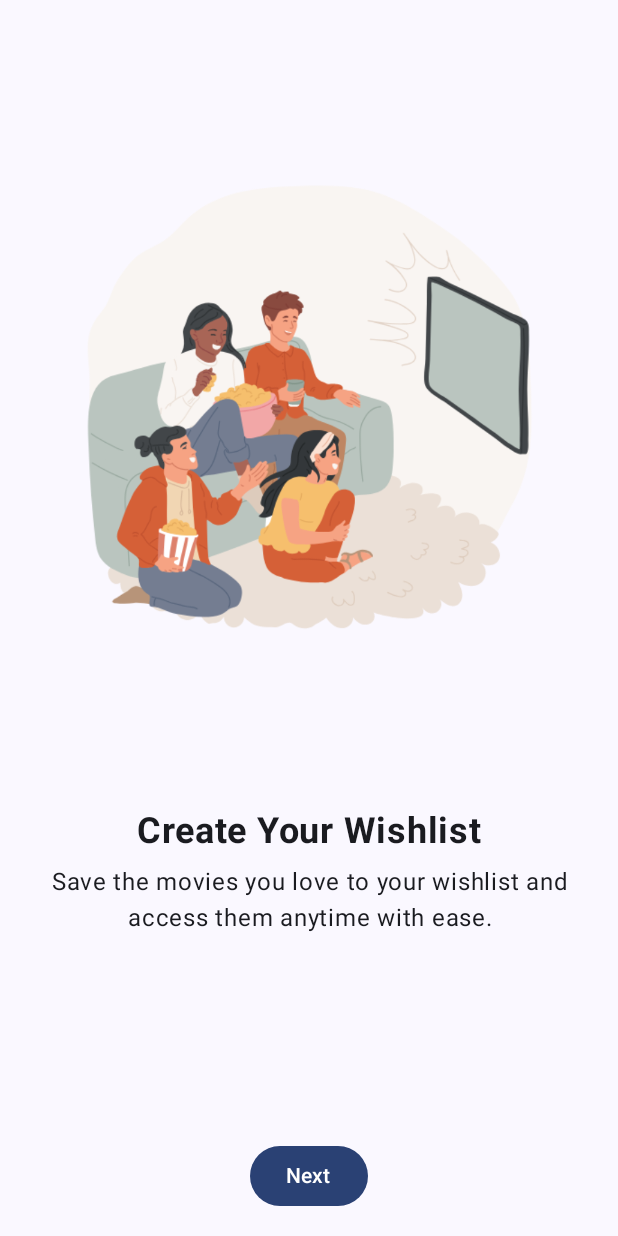
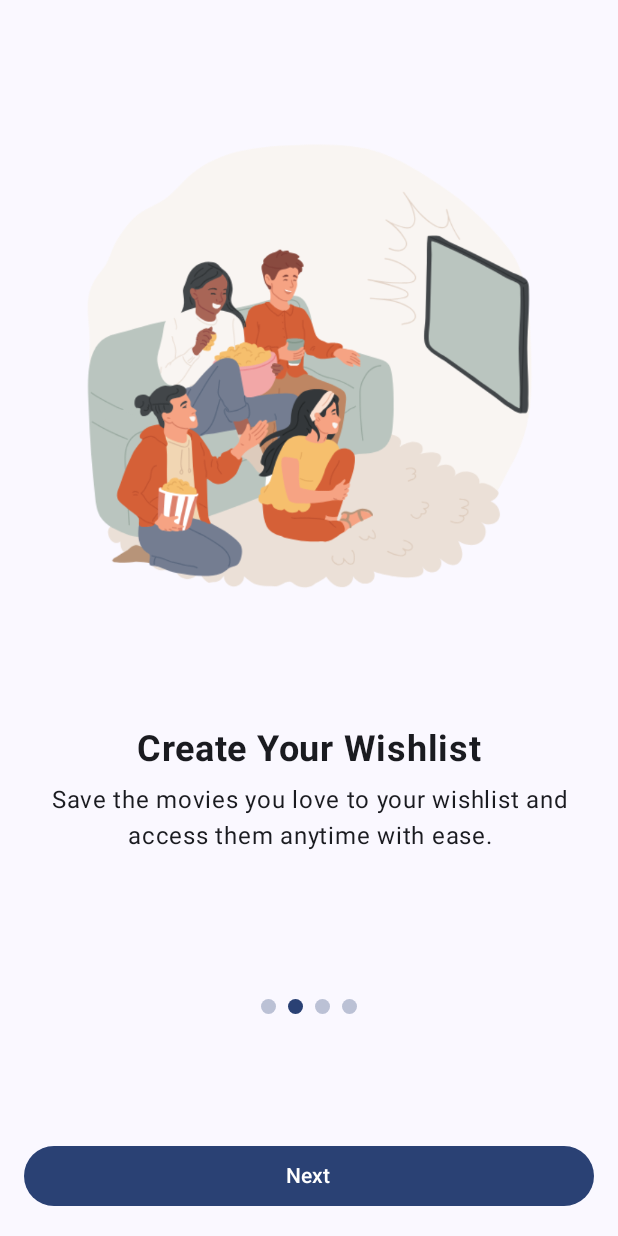
Before and after one commit to BartugKaan/MoviesApp, an Android app built with Jetpack Compose: the composable OnboardingScreen shown on its own in the app's theme, after a tap on "Next", on a phone screen of 412 x 824 dp. Run offline under Robolectric (Android 15) with nearby library versions, the phone set to English and light mode, and no system bars; network calls fail; 2 statements that could not run were skipped.

Commit message:
update: OnboardingScreen UI change

```diff
--- a/app/src/main/java/com/example/moviesapp/ui/screens/OnboardingScreen.kt
+++ b/app/src/main/java/com/example/moviesapp/ui/screens/OnboardingScreen.kt
@@ -2,43 +2,33 @@ package com.example.moviesapp.ui.screens
 
 import androidx.compose.foundation.ExperimentalFoundationApi
 import androidx.compose.foundation.Image
-import androidx.compose.foundation.layout.Arrangement
-import androidx.compose.foundation.layout.Column
-import androidx.compose.foundation.layout.fillMaxSize
-import androidx.compose.foundation.layout.fillMaxWidth
-import androidx.compose.foundation.layout.padding
-import androidx.compose.foundation.layout.size
+import androidx.compose.foundation.background
+import androidx.compose.foundation.layout.*
 import androidx.compose.foundation.pager.HorizontalPager
 import androidx.compose.foundation.pager.rememberPagerState
-import androidx.compose.material3.Button
-import androidx.compose.material3.Scaffold
-import androidx.compose.material3.Text
-import androidx.compose.runtime.Composable
-import androidx.compose.runtime.mutableStateOf
-import androidx.compose.runtime.remember
-import androidx.compose.runtime.rememberCoroutineScope
+import androidx.compose.foundation.shape.CircleShape
+import androidx.compose.material3.*
+import androidx.compose.runtime.*
 import androidx.compose.ui.Alignment
 import androidx.compose.ui.Modifier
 import androidx.compose.ui.res.painterResource
-import androidx.compose.ui.text.font.FontWeight
 import androidx.compose.ui.text.style.TextAlign
 import androidx.compose.ui.tooling.preview.Preview
 import androidx.compose.ui.unit.dp
-import androidx.compose.ui.unit.sp
+import androidx.navigation.NavController
 import com.example.moviesapp.R
 import com.example.moviesapp.data.entity.OnboardingCardData
 import com.example.moviesapp.ui.components.OnboardingCardContent
+import com.example.moviesapp.ui.components.OnboardingCardWithTf
 import com.example.moviesapp.ui.theme.MoviesAppTheme
 import kotlinx.coroutines.launch
 
-
-
-
 @OptIn(ExperimentalFoundationApi::class)
 @Composable
-fun OnboardingScreen() {
-    val pagerState = rememberPagerState(pageCount = { 3 })
+fun OnboardingScreen(navController: NavController) {
+    val pagerState = rememberPagerState(pageCount = { 4 })
     val coroutineScope = rememberCoroutineScope()
+
     val onboardingCards = listOf(
         OnboardingCardData(
             imageResource = R.drawable.onboarding1,
@@ -57,49 +47,62 @@ fun OnboardingScreen() {
         )
     )
 
-
-    Scaffold { paddingValues ->
     Column(
-            modifier = Modifier
-                .fillMaxSize()
-                .padding(paddingValues),
-            verticalArrangement = Arrangement.SpaceEvenly,
+        modifier = Modifier.fillMaxSize(),
         horizontalAlignment = Alignment.CenterHorizontally
     ) {
         HorizontalPager(
-                verticalAlignment = Alignment.CenterVertically,
             state = pagerState,
-                modifier = Modifier
-                    .weight(1f)
-                    .fillMaxWidth()
+            modifier = Modifier.weight(1f)
         ) { page ->
+            if (page < 3) {
                 val onboardingCard = onboardingCards[page]
                 OnboardingCardContent(
                     imageResource = onboardingCard.imageResource,
                     title = onboardingCard.title,
-                    description = onboardingCard.description,
+                    description = onboardingCard.description
+                )
+            } else {
+                OnboardingCardWithTf(navController)
+            }
+        }
+
+        // Dots indicator
+        Row(
+            modifier = Modifier
+                .padding(bottom = 32.dp)
+                .height(50.dp),
+            horizontalArrangement = Arrangement.Center
+        ) {
+            repeat(pagerState.pageCount) { iteration ->
+                val color = if (pagerState.currentPage == iteration) {
+                    MaterialTheme.colorScheme.primary
+                } else {
+                    MaterialTheme.colorScheme.primary.copy(alpha = 0.3f)
+                }
+                Box(
+                    modifier = Modifier
+                        .padding(4.dp)
+                        .size(10.dp)
+                        .background(color = color, shape = CircleShape)
                 )
             }
+        }
+
         Button(
             onClick = {
                 coroutineScope.launch {
-                        if (pagerState.currentPage < onboardingCards.size - 1) {
-                            pagerState.scrollToPage(pagerState.currentPage + 1)
+                    if (pagerState.currentPage < pagerState.pageCount - 1) {
+                        pagerState.animateScrollToPage(pagerState.currentPage + 1)
                     }
                 }
             },
-                modifier = Modifier.padding(16.dp)
+            modifier = Modifier
+                .padding(16.dp)
+                .fillMaxWidth(),
+            enabled = pagerState.currentPage < 3
         ) {
-                Text("Next")
+            Text(text = "Next")
         }
     }
 }
-}
-
-@Preview
-@Composable
-fun PreviewOnboardingScreen() {
-    MoviesAppTheme {
-        OnboardingScreen()
-    }
-}
```
Lines whose indentation alone changed are shown as unchanged.
